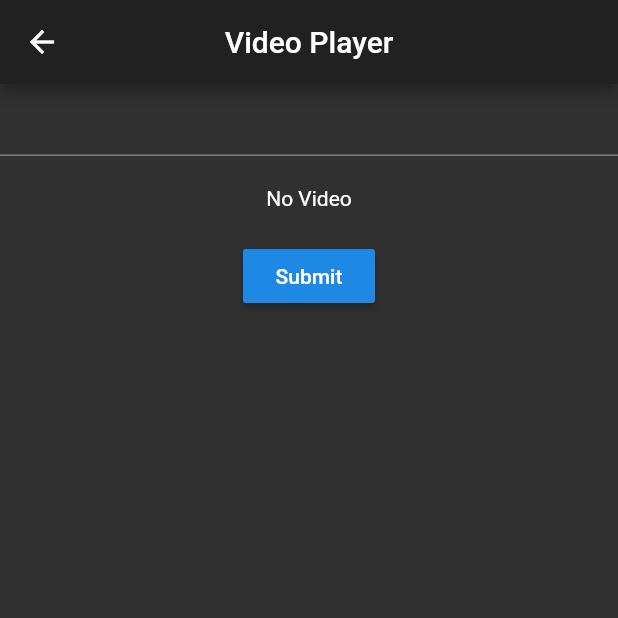
After one commit to sawantmohit25/Practice_concepts, a Flutter app: the VideoPlayerScreen screen opened directly, on a phone screen of 412 x 824 dp, the top half of it. The commit adds this screen. Run offline on Flutter 3.47's test engine with Material 2 defaults, Android fonts, the phone set to English and light mode, and no system bars; our stand-ins replace audioplayers, barcode_widget, chewie, cloud_firestore, device_preview, dio and 18 more; missing offline and left inert: flutter_barcode_scanner, flutter_downloader, tutorial_coach_mark; accounts and stored records are empty; generated files the repository leaves out were written again.

Commit message:
Implemented VideoPlayer using video_player and chewie package

```diff
--- /dev/null
+++ b/lib/video_player/video_player.dart
@@ -0,0 +1,60 @@
+import 'package:flutter/material.dart';
+import 'package:video_player/video_player.dart';
+class VideoPlayerScreen extends StatefulWidget {
+  @override
+  _VideoPlayerScreenState createState() => _VideoPlayerScreenState();
+}
+
+class _VideoPlayerScreenState extends State<VideoPlayerScreen> {
+  TextEditingController urlController=TextEditingController();
+  VideoPlayerController videoPlayerController;
+  @override
+  void initState() {
+    super.initState();
+  }
+  @override
+  void dispose() {
+    videoPlayerController.dispose();
+    urlController.dispose();
+    super.dispose();
+  }
+  @override
+  Widget build(BuildContext context) {
+    return Scaffold(
+      appBar: AppBar(
+        title:Text('Video Player'),
+        centerTitle: true,
+      ),
+      body:Container(
+        child:Column(
+          children: [
+            TextField(
+              controller:urlController,
+            ),
+            SizedBox(height:20),
+            VideoPlayerWidget(videoPlayerController:videoPlayerController,),
+            SizedBox(height: 20,),
+            RaisedButton(onPressed:(){
+              videoPlayerController=VideoPlayerController.network(urlController.text)
+                ..addListener(()=> setState((){}))
+                ..setLooping(true)
+                ..initialize().then((_) =>videoPlayerController.play());
+              urlController.clear();
+            },child:Text('Submit'),)
+          ],
+        ),
+      ),
+    );
+  }
+}
+
+class VideoPlayerWidget extends StatelessWidget {
+  VideoPlayerController videoPlayerController;
+  VideoPlayerWidget({@required this.videoPlayerController});
+  @override
+  Widget build(BuildContext context) {
+    return videoPlayerController!=null&& videoPlayerController.value.initialized?
+    Container(child:AspectRatio(aspectRatio:videoPlayerController.value.aspectRatio,child: VideoPlayer(videoPlayerController))):
+    Container(child:Text('No Video'));
+  }
+}
--- a/pubspec.yaml
+++ b/pubspec.yaml
@@ -55,6 +55,7 @@ dependencies:
   tutorial_coach_mark: ^0.6.0+1
   audioplayers: ^0.17.4
   flutter_downloader: ^1.5.2
+  video_player: ^1.0.1
 
 
 
@@ -70,6 +71,7 @@ flutter_icons:
 dev_dependencies:
   build_runner: any
   mobx_codegen: any
+  chewie: ^0.12.2
   flutter_test:
     sdk: flutter
 
@@ -95,6 +97,7 @@ flutter:
      - assets/faded.mp3
      - assets/fadedimage.jpg
      - assets/musicplayer.png
+     - assets/yt_logo.png
 
   # An image asset can refer to one or more resolution-specific "variants", see
   # https://flutter.dev/assets-and-images/#resolution-aware.
```
Also changed, not shown: lib/audio_player/download_audio.dart (+8 -1 lines), lib/main.dart (+20 -9 lines), lib/video_player/chewie_list_screen.dart (added, +217 -0 lines), lib/video_player/chewie_video_player.dart (added, +45 -0 lines), assets/yt_logo.png (added), pubspec.lock, 2 other files.
